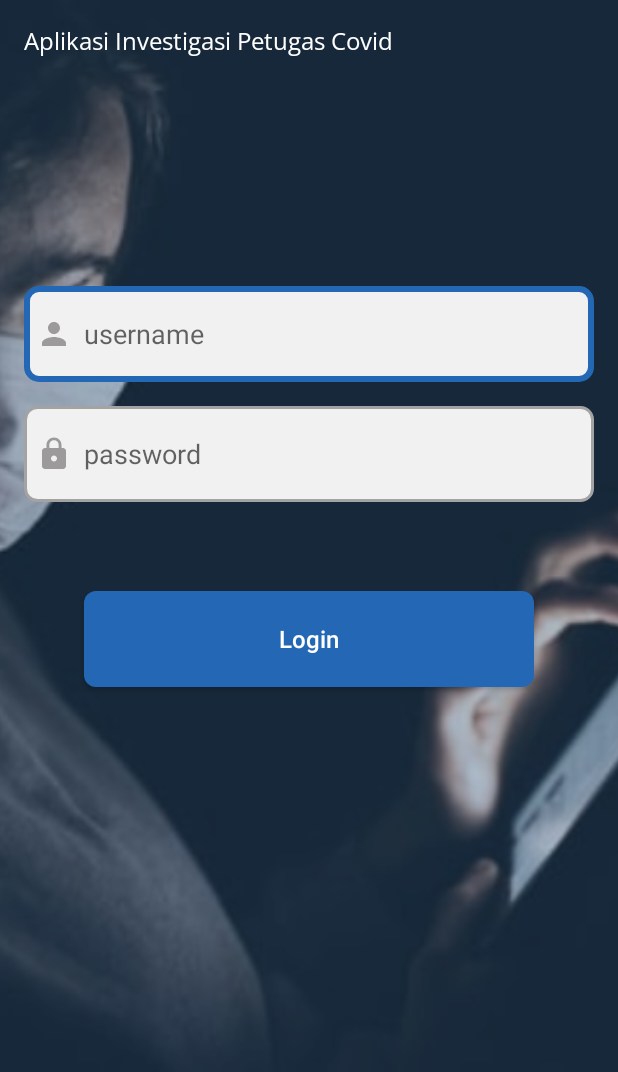
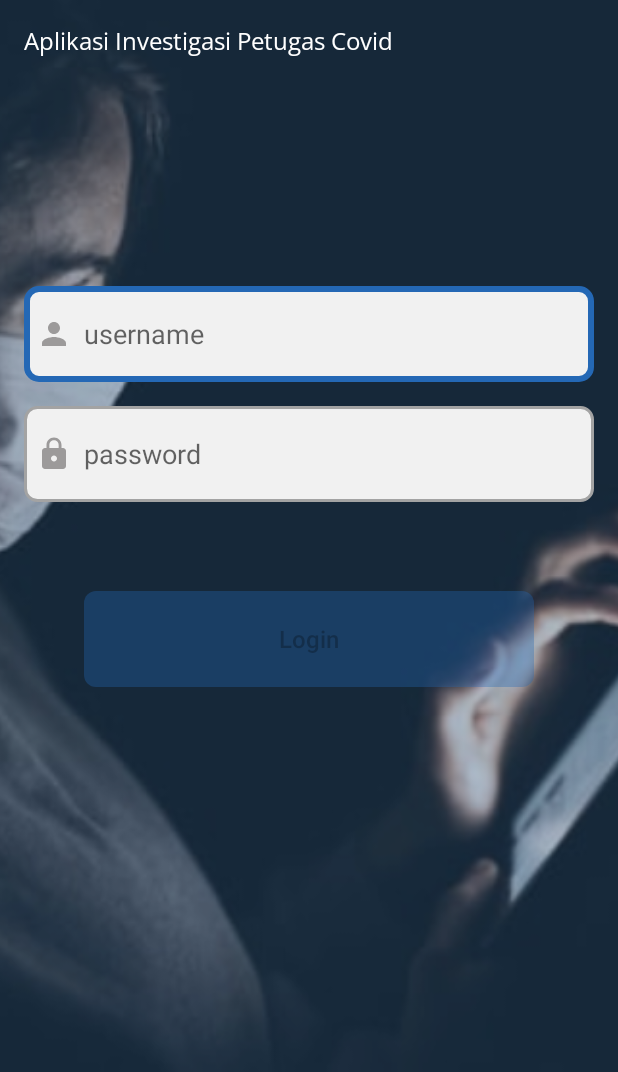
Before and after one commit to roningrum/BidikCovid, an Android app: the screen it shows after launch (LoginUserActivity), on a phone screen of 412 x 824 dp, the part 164-1236 px from its top. Run offline under Robolectric (Android 15) with nearby library versions, the phone set to English and light mode, and no system bars; our stand-ins replace RxJava.

Commit message:
update Login State

```diff
--- a/app/src/debug/res/values/google_maps_api.xml
+++ b/app/src/debug/res/values/google_maps_api.xml
@@ -20,5 +20,5 @@
     Once you have your key (it starts with "AIza"), replace the "google_maps_key"
     string in this file.
     -->
-    <string name="google_maps_key" templateMergeStrategy="preserve" translatable="false">AIzaSyBwu03NFrYFZoGjEmMLzxASTzU5B4MvW6I</string>
+    <string name="google_maps_key" templateMergeStrategy="preserve" translatable="false">AIzaSyAHuYqK1qLmgPXdWy9ZrgjHTOLj8tbBdbE</string>
 </resources>
--- a/app/src/main/java/id/go/dkksemarang/bidikcovid/ui/SplashScreen.kt
+++ b/app/src/main/java/id/go/dkksemarang/bidikcovid/ui/SplashScreen.kt
@@ -20,7 +20,7 @@ class SplashScreen : AppCompatActivity() {
             val intent = Intent(this, LoginUserActivity::class.java)
             startActivity(intent)
             finish()
-        }, 800)
+        }, 5000)
         overridePendingTransition(
             R.anim.splash_in_animation,
             R.anim.splash_out_animation
--- /dev/null
+++ b/app/src/main/res/drawable/bg_blue_button.xml
@@ -0,0 +1,5 @@
+<?xml version="1.0" encoding="utf-8"?>
+<shape xmlns:android="http://schemas.android.com/apk/res/android">
+    <solid android:color="@color/colorPrimary" />
+    <corners android:radius="8dp" />
+</shape>
--- /dev/null
+++ b/app/src/main/res/drawable/bg_blue_buttton_state.xml
@@ -0,0 +1,7 @@
+<?xml version="1.0" encoding="utf-8"?>
+<selector xmlns:android="http://schemas.android.com/apk/res/android">
+    <item android:drawable="@drawable/bg_blue_transparant_button" android:state_enabled="false" />
+    <!--    <item android:state_pressed="true" android:state_enabled="true" android:drawable="@drawable/bg_blue_button"/>-->
+    <!--    <item android:state_focused="true" android:state_enabled="true" android:drawable="@drawable/bg_blue_button"/>-->
+    <item android:drawable="@drawable/bg_orange_button" android:state_enabled="true" />
+</selector>
--- /dev/null
+++ b/app/src/main/res/drawable/bg_blue_transparant_button.xml
@@ -0,0 +1,5 @@
+<?xml version="1.0" encoding="utf-8"?>
+<shape xmlns:android="http://schemas.android.com/apk/res/android">
+    <solid android:color="#592468B5" />
+    <corners android:radius="8dp" />
+</shape>
--- a/app/src/main/res/layout/activity_login_user.xml
+++ b/app/src/main/res/layout/activity_login_user.xml
@@ -53,18 +53,17 @@
 
     <Button
         android:id="@+id/btn_login_user"
-        style="@style/Widget.AppCompat.Button"
         android:layout_width="300dp"
         android:layout_height="64dp"
         android:layout_marginStart="16dp"
         android:layout_marginEnd="16dp"
         android:layout_marginBottom="32dp"
-        android:background="@drawable/bg_orange_button"
+        android:background="@drawable/bg_blue_buttton_state"
         android:padding="16dp"
         android:text="Login"
         android:textAllCaps="false"
-        android:textColor="#FFFFFF"
         android:textSize="16sp"
+        android:enabled="false"
         app:layout_constraintBottom_toBottomOf="@+id/img_bg_login"
         app:layout_constraintEnd_toEndOf="parent"
         app:layout_constraintStart_toStartOf="parent"
```
Also changed, not shown: app/build.gradle (+9 -9 lines), app/src/main/AndroidManifest.xml (+6 -7 lines), app/src/main/java/id/go/dkksemarang/bidikcovid/network/ApiService.kt (+9 -0 lines), app/src/main/java/id/go/dkksemarang/bidikcovid/ui/login/LoginPetugasActivity.kt (added, +12 -0 lines), app/src/main/java/id/go/dkksemarang/bidikcovid/ui/login/LoginUserActivity.kt (+38 -37 lines), app/src/main/java/id/go/dkksemarang/bidikcovid/viewmodel/EditPasienViewModel.kt (+12 -0 lines), app/src/main/java/id/go/dkksemarang/bidikcovid/viewmodel/LoginViewModel.kt (+7 -32 lines), app/src/main/res/layout/activity_login_petugas.xml (added, +63 -0 lines).
